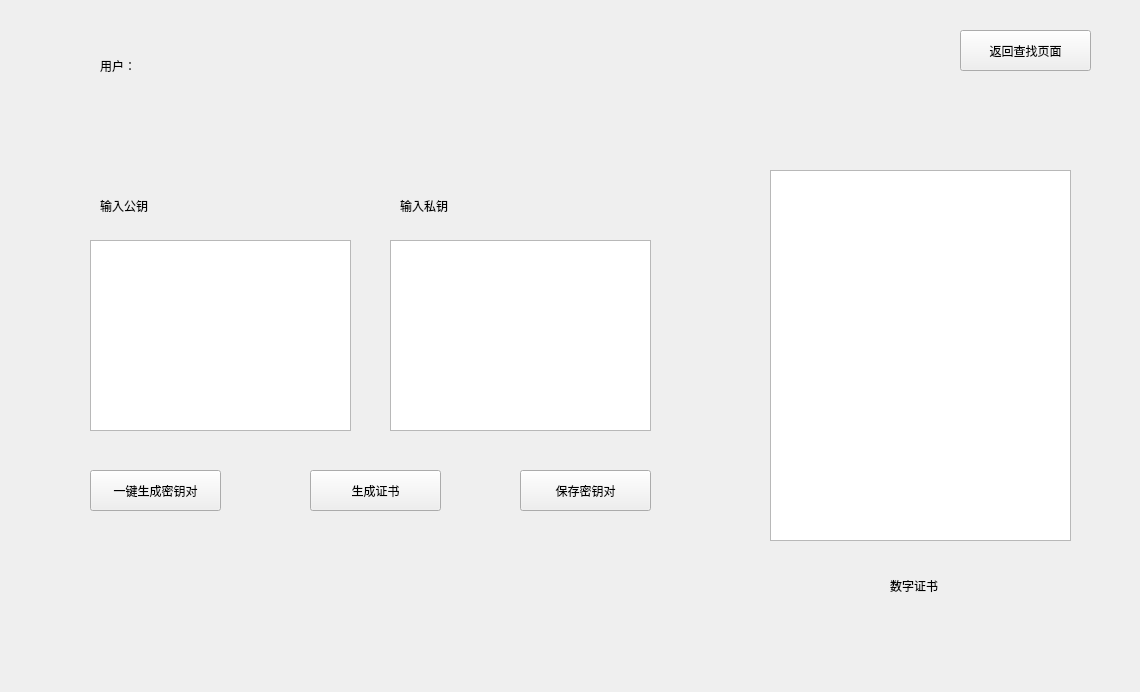
Qt form UI_Files/ApplyFor.ui (ZxxWs/CA_System) before a commit.
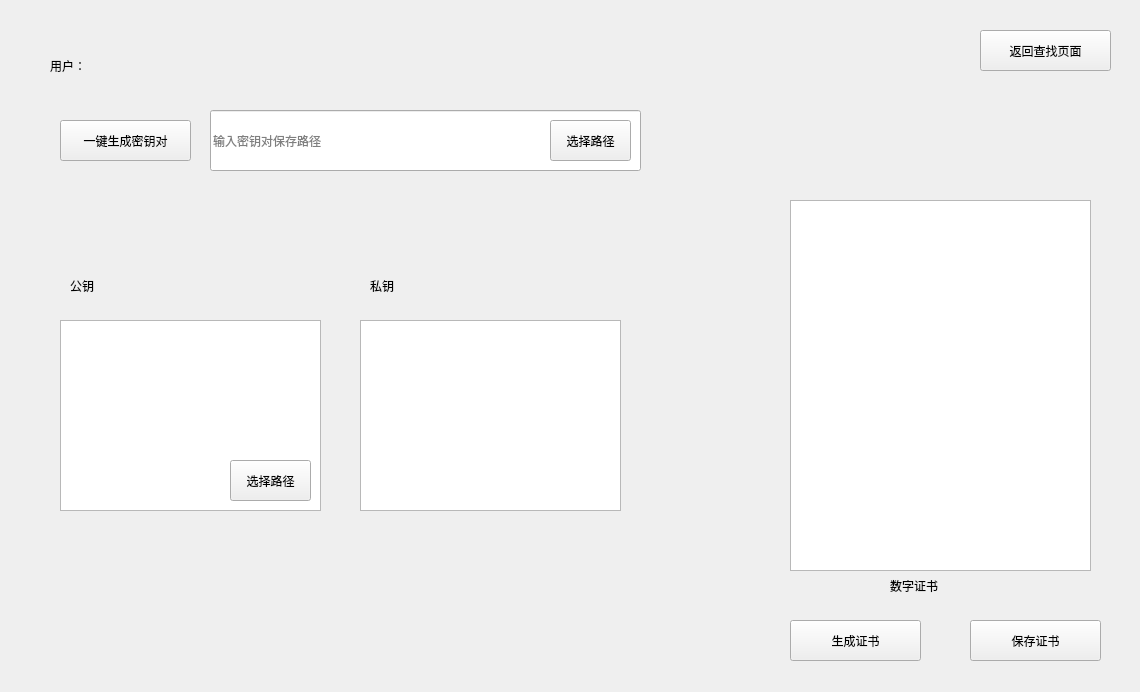
The same form after that commit.

```diff
--- a/UI_Files/ApplyFor.ui
+++ b/UI_Files/ApplyFor.ui
@@ -16,7 +16,7 @@
   <widget class="QLabel" name="LabelUserName">
    <property name="geometry">
     <rect>
-     <x>100</x>
+     <x>50</x>
      <y>50</y>
      <width>141</width>
      <height>31</height>
@@ -29,34 +29,34 @@
   <widget class="QLabel" name="LabelPub">
    <property name="geometry">
     <rect>
-     <x>100</x>
-     <y>190</y>
+     <x>70</x>
+     <y>270</y>
      <width>141</width>
      <height>31</height>
     </rect>
    </property>
    <property name="text">
-    <string>输入公钥</string>
+    <string>公钥</string>
    </property>
   </widget>
   <widget class="QLabel" name="LabelPri">
    <property name="geometry">
     <rect>
-     <x>400</x>
-     <y>190</y>
+     <x>370</x>
+     <y>270</y>
      <width>141</width>
      <height>31</height>
     </rect>
    </property>
    <property name="text">
-    <string>输入私钥</string>
+    <string>私钥</string>
    </property>
   </widget>
   <widget class="QPushButton" name="ButtonCreateDoubleKey">
    <property name="geometry">
     <rect>
-     <x>90</x>
-     <y>470</y>
+     <x>60</x>
+     <y>120</y>
      <width>131</width>
      <height>41</height>
     </rect>
@@ -68,8 +68,8 @@
   <widget class="QPushButton" name="ButtonCreateCertificate">
    <property name="geometry">
     <rect>
-     <x>310</x>
-     <y>470</y>
+     <x>790</x>
+     <y>620</y>
      <width>131</width>
      <height>41</height>
     </rect>
@@ -81,14 +81,14 @@
   <widget class="QPushButton" name="ButtonSave">
    <property name="geometry">
     <rect>
-     <x>520</x>
-     <y>470</y>
+     <x>970</x>
+     <y>620</y>
      <width>131</width>
      <height>41</height>
     </rect>
    </property>
    <property name="text">
-    <string>保存密钥对</string>
+    <string>保存证书</string>
    </property>
   </widget>
   <widget class="QLabel" name="LabelCertificate">
@@ -107,8 +107,8 @@
   <widget class="QTextEdit" name="TextEditPublicKey">
    <property name="geometry">
     <rect>
-     <x>90</x>
-     <y>240</y>
+     <x>60</x>
+     <y>320</y>
      <width>261</width>
      <height>191</height>
     </rect>
@@ -117,8 +117,8 @@
   <widget class="QTextEdit" name="TextEditPrivateKey">
    <property name="geometry">
     <rect>
-     <x>390</x>
-     <y>240</y>
+     <x>360</x>
+     <y>320</y>
      <width>261</width>
      <height>191</height>
     </rect>
@@ -127,8 +127,8 @@
   <widget class="QTextEdit" name="TextEditCertificate">
    <property name="geometry">
     <rect>
-     <x>770</x>
-     <y>170</y>
+     <x>790</x>
+     <y>200</y>
      <width>301</width>
      <height>371</height>
     </rect>
@@ -137,7 +137,7 @@
   <widget class="QPushButton" name="ButtonBackSearch">
    <property name="geometry">
     <rect>
-     <x>960</x>
+     <x>980</x>
      <y>30</y>
      <width>131</width>
      <height>41</height>
@@ -147,6 +147,45 @@
     <string>返回查找页面</string>
    </property>
   </widget>
+  <widget class="QLineEdit" name="LineEditSelectPath">
+   <property name="geometry">
+    <rect>
+     <x>210</x>
+     <y>110</y>
+     <width>431</width>
+     <height>61</height>
+    </rect>
+   </property>
+   <property name="placeholderText">
+    <string>输入密钥对保存路径</string>
+   </property>
+  </widget>
+  <widget class="QPushButton" name="ButtonSelectSavePublicKeyPath">
+   <property name="geometry">
+    <rect>
+     <x>550</x>
+     <y>120</y>
+     <width>81</width>
+     <height>41</height>
+    </rect>
+   </property>
+   <property name="text">
+    <string>选择路径</string>
+   </property>
+  </widget>
+  <widget class="QPushButton" name="ButtonSelectPublicKeyPath">
+   <property name="geometry">
+    <rect>
+     <x>230</x>
+     <y>460</y>
+     <width>81</width>
+     <height>41</height>
+    </rect>
+   </property>
+   <property name="text">
+    <string>选择路径</string>
+   </property>
+  </widget>
  </widget>
  <resources/>
  <connections/>
```
Left out of the diff: 4 changed lines with no effect on the pictures.
